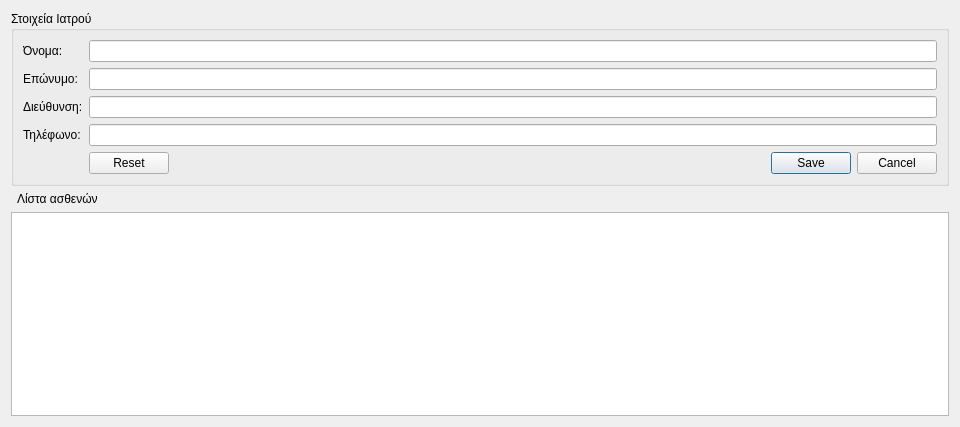
Above: ui/ui_files/edit_doctor.ui from tdgs/medical_qt_ruby before the change. Below: the same form after it.
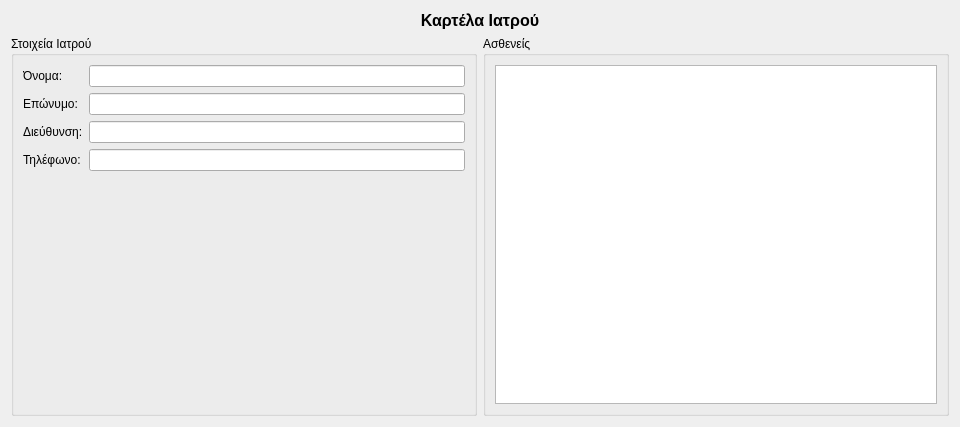
That is the form after the change. Icons and pictures are not drawn. Custom widgets are drawn as their Qt base class.

Commit message: fixed windows font problem, minor fixes

```diff
--- a/ui/ui_files/edit_doctor.ui
+++ b/ui/ui_files/edit_doctor.ui
@@ -19,13 +19,16 @@
   <property name="autoFillBackground">
    <bool>false</bool>
   </property>
-  <layout class="QVBoxLayout" name="verticalLayout">
-   <item>
+  <layout class="QGridLayout" name="gridLayout_2">
+   <item row="1" column="0">
     <widget class="QGroupBox" name="groupBox_2">
      <property name="title">
       <string>Στοιχεία Ιατρού</string>
      </property>
      <layout class="QFormLayout" name="formLayout">
+      <property name="fieldGrowthPolicy">
+       <enum>QFormLayout::ExpandingFieldsGrow</enum>
+      </property>
       <item row="0" column="0">
        <widget class="QLabel" name="label">
         <property name="text">
@@ -74,26 +77,32 @@
         </property>
        </widget>
       </item>
-      <item row="4" column="1">
-       <widget class="QDialogButtonBox" name="buttonBox">
-        <property name="standardButtons">
-         <set>QDialogButtonBox::Cancel|QDialogButtonBox::Reset|QDialogButtonBox::Save</set>
-        </property>
-       </widget>
+     </layout>
+    </widget>
+   </item>
+   <item row="1" column="1">
+    <widget class="QGroupBox" name="groupBox">
+     <property name="title">
+      <string>Ασθενείς</string>
+     </property>
+     <layout class="QGridLayout" name="gridLayout">
+      <item row="0" column="0">
+       <widget class="PatientTable" name="patientTable"/>
       </item>
      </layout>
     </widget>
    </item>
-   <item>
-    <widget class="QLabel" name="labelPatientList">
+   <item row="0" column="0" colspan="2">
+    <widget class="QLabel" name="label_5">
      <property name="text">
-      <string>  Λίστα ασθενών</string>
+      <string>&lt;!DOCTYPE HTML PUBLIC &quot;-//W3C//DTD HTML 4.0//EN&quot; &quot;http://www.w3.org/TR/REC-html40/strict.dtd&quot;&gt;
+&lt;html&gt;&lt;head&gt;&lt;meta name=&quot;qrichtext&quot; content=&quot;1&quot; /&gt;&lt;style type=&quot;text/css&quot;&gt;
+p, li { white-space: pre-wrap; }
+&lt;/style&gt;&lt;/head&gt;&lt;body style=&quot; font-family:'Ubuntu'; font-size:9pt; font-weight:400; font-style:normal;&quot;&gt;
+&lt;p align=&quot;center&quot; style=&quot; margin-top:0px; margin-bottom:0px; margin-left:0px; margin-right:0px; -qt-block-indent:0; text-indent:0px;&quot;&gt;&lt;span style=&quot; font-size:12pt; font-weight:600;&quot;&gt;Καρτέλα Ιατρού&lt;/span&gt;&lt;/p&gt;&lt;/body&gt;&lt;/html&gt;</string>
      </property>
     </widget>
    </item>
-   <item>
-    <widget class="PatientTable" name="patientTable"/>
-   </item>
   </layout>
  </widget>
  <customwidgets>
```
Left out of the diff: 28 changed lines with no effect on the pictures. The commit also changes 23 other files.
